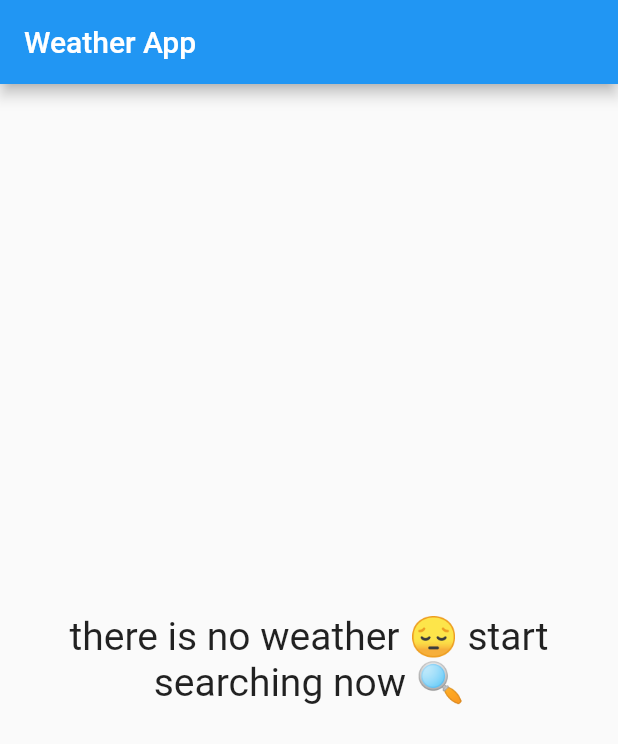
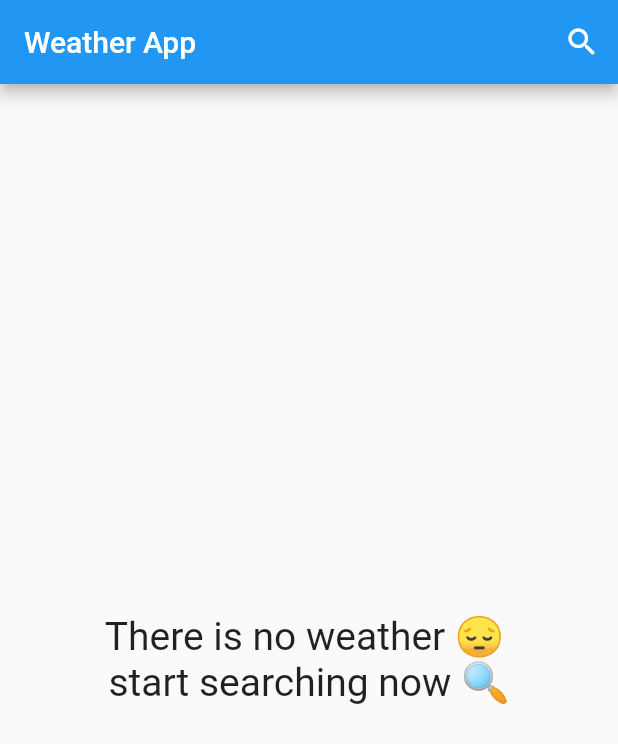
Before and after one commit to YomnaOthmann/Weather-App, a Flutter app: the screen it shows after launch, on a phone screen of 412 x 824 dp. Shown: the top 744 px of the screen. Run offline on Flutter 3.47's test engine with Material 2 defaults, Android fonts, the phone set to English and light mode, and no system bars.

Commit message:
init commit

```diff
--- a/lib/main.dart
+++ b/lib/main.dart
@@ -1,5 +1,5 @@
 import 'package:flutter/material.dart';
-import 'package:weather_app/pages/home_page.dart';
+import 'package:weather_app/screens/home_page.dart';
 
 void main() {
   runApp(const WeatherApp());
@@ -10,7 +10,8 @@ class WeatherApp extends StatelessWidget {
 
   @override
   Widget build(BuildContext context) {
-    return const MaterialApp(
+    return MaterialApp(
+      debugShowCheckedModeBanner: false,
       home: HomePage(),
     );
   }
--- a/lib/pages/home_page.dart
+++ /dev/null
@@ -1,38 +0,0 @@
-import 'package:flutter/material.dart';
-
-class HomePage extends StatefulWidget {
-  const HomePage({Key? key}) : super(key: key);
-
-  @override
-  State<HomePage> createState() => _HomePageState();
-}
-
-class _HomePageState extends State<HomePage> {
-  @override
-  Widget build(BuildContext context) {
-    return Scaffold(
-      appBar: AppBar(
-        title: const Text('Weather App'),
-      ),
-      body: Center(
-        child: Column(
-          mainAxisSize: MainAxisSize.min,
-          children: const [
-            Text(
-              'there is no weather 😔 start',
-              style: TextStyle(
-                fontSize: 26,
-              ),
-            ),
-            Text(
-              'searching now 🔍',
-              style: TextStyle(
-                fontSize: 26,
-              ),
-            )
-          ],
-        ),
-      ),
-    );
-  }
-}
--- /dev/null
+++ b/lib/screens/home_page.dart
@@ -0,0 +1,145 @@
+import 'package:flutter/material.dart';
+import 'package:weather_app/models/weather_model.dart';
+import 'package:weather_app/screens/search_page.dart';
+
+class HomePage extends StatefulWidget {
+  HomePage({Key? key}) : super(key: key);
+  @override
+  State<HomePage> createState() => _HomePageState();
+}
+
+class _HomePageState extends State<HomePage> {
+  void updateUi() {
+    setState(() {});
+  }
+
+  @override
+  Widget build(BuildContext context) {
+    return Scaffold(
+        appBar: AppBar(
+          title: const Text('Weather App'),
+          actions: [
+            IconButton(
+                onPressed: () {
+                  Navigator.push(
+                      context,
+                      MaterialPageRoute(
+                        builder: (context) => SearchPage(updateUi: updateUi),
+                      ));
+                },
+                icon: const Icon(
+                  Icons.search,
+                ))
+          ],
+        ),
+        body: weatherData == null
+            ? Center(
+                child: Column(
+                  mainAxisSize: MainAxisSize.min,
+                  children: const [
+                    Text(
+                      'There is no weather 😔 ',
+                      style: TextStyle(
+                        fontSize: 26,
+                      ),
+                    ),
+                    Text(
+                      'start searching now 🔍',
+                      style: TextStyle(
+                        fontSize: 26,
+                      ),
+                    )
+                  ],
+                ),
+              )
+            : Container(
+                decoration: const BoxDecoration(
+                  gradient: LinearGradient(
+                    begin: Alignment.topCenter,
+                    end: Alignment.bottomCenter,
+                    colors: [
+                      Colors.deepOrangeAccent,
+                      Colors.orange,
+                      Colors.white,
+                    ],
+                  ),
+                ),
+                padding: const EdgeInsets.all(20),
+                width: double.infinity,
+                child: Column(
+                  mainAxisAlignment: MainAxisAlignment.center,
+                  crossAxisAlignment: CrossAxisAlignment.center,
+                  children: [
+                    const Spacer(
+                      flex: 3,
+                    ),
+                    Text(
+                      "Cairo",
+                      style: const TextStyle(
+                        color: Colors.black,
+                        fontSize: 32,
+                        fontWeight: FontWeight.bold,
+                      ),
+                    ),
+                    Text(
+                      " Updated:  18-02-2023",
+                      style: const TextStyle(
+                        color: Colors.black,
+                        fontSize: 18,
+                        fontWeight: FontWeight.w400,
+                      ),
+                    ),
+                    const Spacer(),
+                    Row(
+                      mainAxisAlignment: MainAxisAlignment.spaceEvenly,
+                      children: [
+                        Image.asset(
+                          "assets/images/clear.png",
+                        ),
+                        Text(
+                          "30",
+                          style: const TextStyle(
+                            color: Colors.black,
+                            fontSize: 32,
+                            fontWeight: FontWeight.bold,
+                          ),
+                        ),
+                        Column(
+                          children: [
+                            Text(
+                              "min temp: 17",
+                              style: const TextStyle(
+                                color: Colors.black,
+                                fontSize: 18,
+                                fontWeight: FontWeight.w400,
+                              ),
+                            ),
+                            Text(
+                              "max temp: 35",
+                              style: const TextStyle(
+                                color: Colors.black,
+                                fontSize: 18,
+                                fontWeight: FontWeight.w400,
+                              ),
+                            ),
+                          ],
+                        )
+                      ],
+                    ),
+                    const Spacer(),
+                    Text(
+                      "Clear",
+                      style: const TextStyle(
+                        color: Colors.black,
+                        fontSize: 32,
+                        fontWeight: FontWeight.bold,
+                      ),
+                    ),
+                    const Spacer(
+                      flex: 3,
+                    )
+                  ],
+                ),
+              ));
+  }
+}
--- a/pubspec.yaml
+++ b/pubspec.yaml
@@ -27,8 +27,7 @@ environment:
 # the latest version available on pub.dev. To see which dependencies have newer
 # versions available, run `flutter pub outdated`.
 dependencies:
-  http: ^0.13.4
-  provider: ^6.0.1
+
   flutter:
     sdk: flutter
 
@@ -36,6 +35,7 @@ dependencies:
   # The following adds the Cupertino Icons font to your application.
   # Use with the CupertinoIcons class for iOS style icons.
   cupertino_icons: ^1.0.2
+  http: ^0.13.5
 
 dev_dependencies:
   flutter_test:
```
Also changed, not shown: lib/models/weather_model.dart (added, +31 -0 lines), lib/screens/search_page.dart (added, +52 -0 lines), lib/services/weather_sevice.dart (added, +22 -0 lines), pubspec.lock.
